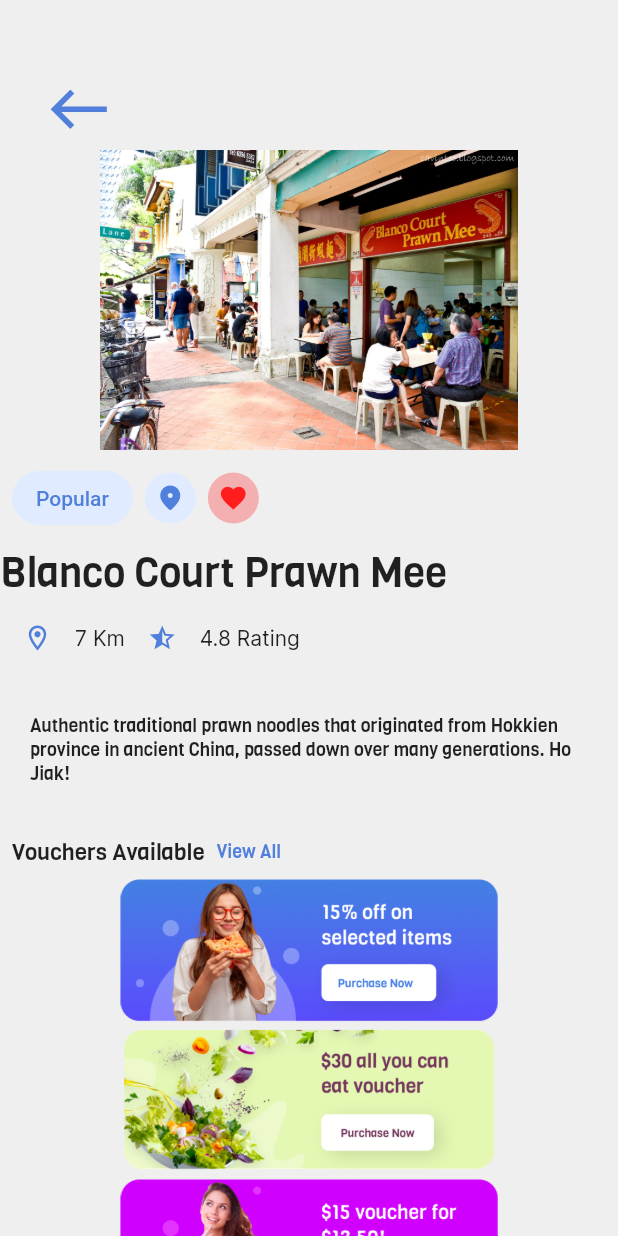
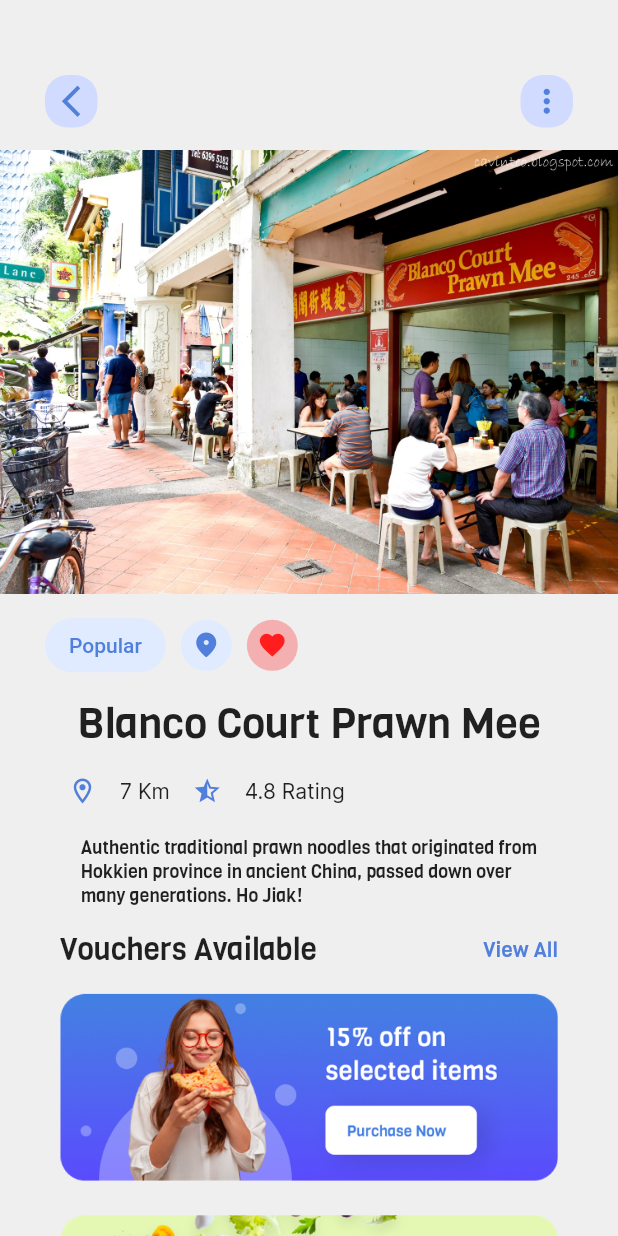
Before and after one commit to yonglert/Citi_HackOverFlow_2021, a Flutter app: the VendorPage screen opened by its route, on a phone screen of 412 x 824 dp. Run offline on Flutter 3.47's test engine with Material 2 defaults, Android fonts, the phone set to English and light mode, and no system bars; missing offline and left inert: dart:ffi.

Commit message:
vendor page done with pathing

```diff
--- a/citi_hackathon/lib/homePage/homePage.dart
+++ b/citi_hackathon/lib/homePage/homePage.dart
@@ -231,6 +231,10 @@ class _HomePageState extends State<HomePage> {
                                         children: <Widget> [
                                           Padding(
                                             padding: const EdgeInsets.fromLTRB(10, 10, 0, 0),
+                                            child: GestureDetector(
+                                              onTap: () {
+                                                Navigator.pushNamed(context, vendorPage);
+                                              },
                                               child: Container(
                                                   decoration: BoxDecoration(
                                                     borderRadius: BorderRadius.circular(15.0),
@@ -272,6 +276,7 @@ class _HomePageState extends State<HomePage> {
                                                       SizedBox(height: 15,)
                                                     ],
                                                   )
+                                              ),
                                             ),
                                           ),
                                           Padding(
@@ -357,7 +362,7 @@ class _HomePageState extends State<HomePage> {
                                           width: 325,
                                           decoration: BoxDecoration(
                                             color: Colors.white,
-                                            borderRadius: BorderRadius.circular(25),
+                                            borderRadius: BorderRadius.circular(15),
                                           ),
                                           child: Row(
                                             children: [
@@ -392,13 +397,13 @@ class _HomePageState extends State<HomePage> {
                                         ),
                                       ),
                                       Padding(
-                                        padding: EdgeInsets.fromLTRB(30, 0, 30, 5),
+                                        padding: EdgeInsets.fromLTRB(30, 10, 30, 5),
                                         child: Container(
                                           height: 120,
                                           width: 325,
                                           decoration: BoxDecoration(
                                             color: Colors.white,
-                                            borderRadius: BorderRadius.circular(25),
+                                            borderRadius: BorderRadius.circular(15),
                                           ),
                                           child: Row(
                                             children: [
--- a/citi_hackathon/lib/main.dart
+++ b/citi_hackathon/lib/main.dart
@@ -26,7 +26,7 @@ class _MyAppState extends State<MyApp> {
   Widget build(BuildContext context) {
     return MaterialApp(
       title: 'ScanLor!',
-      home: HomePage(),
+      home: VendorPage(),
       routes: <String, WidgetBuilder>{
         loginPage: (BuildContext context) => LoginPage(),
         homePage: (BuildContext context) => HomePage(),
--- a/citi_hackathon/lib/vendors/vendor.dart
+++ b/citi_hackathon/lib/vendors/vendor.dart
@@ -21,33 +21,59 @@ class VendorPage extends StatelessWidget {
                   child: IntrinsicHeight(
                       child: Column(
                         children: <Widget>[
+                          Padding(
+                            padding: const EdgeInsets.fromLTRB(30, 50, 0, 15),
+                            child: Row(
+                              mainAxisAlignment: MainAxisAlignment.spaceBetween,
+                              children: [
                                 GestureDetector(
+                                  onTap: (){
+                                    Navigator.pop(context);
+                                  },
+                                  child: Container(
+                                      height: 35,
+                                      width:35,
+                                      decoration: BoxDecoration(
+                                        color: Color(0xFFd1dbff),
+                                        borderRadius: BorderRadius.circular(15),
+                                      ),
+                                      child: Icon(
+                                        Icons.arrow_back_ios_new_outlined,
+                                        color: blue,
+                                        size: 25,
+                                      ),
+                                  )
+                                ),
+                                Padding(
+                                  padding: EdgeInsets.fromLTRB(0, 0, 30, 0),
+                                  child: GestureDetector(
                                       onTap: (){
                                         Navigator.pushNamed(context,homePage);
                                       },
                                       child: Container(
-                              padding: EdgeInsets.fromLTRB(30, 50, 0, 30),
-                              height: 100,
-                              alignment: Alignment.topLeft,
-                              child:
-                              Icon(
-                                  Icons.west,
-                                  color: blue,
-                                  size: 45,
+                                          height: 35,
+                                          width:35,
+                                          decoration: BoxDecoration(
+                                            color: Color(0xFFd1dbff),
+                                            borderRadius: BorderRadius.circular(15),
                                           ),
+                                          child: Icon(Icons.more_vert, color: blue,size: 25,)
+                                      )
+                                  ),
+                                ),
+                              ],
                             ),
                           ),
                           Container(
-                            height: 200,
                             alignment: Alignment.center,
                             child: Image.asset('images/blanco_prawn_mee.jpeg'),
                           ),
                           Row(
+                            mainAxisAlignment: MainAxisAlignment.start,
                             children: [
-                              ButtonBar(
-                                mainAxisSize: MainAxisSize.min,
-                                children: <Widget>[
-                                  ElevatedButton(
+                              Padding(
+                                padding: EdgeInsets.fromLTRB(30, 10, 5, 10),
+                                child: ElevatedButton(
                                   child: Text(
                                     'Popular',
                                     style: TextStyle(
@@ -64,7 +90,10 @@ class VendorPage extends StatelessWidget {
                                     backgroundColor: MaterialStateProperty.all<Color>(Color.fromRGBO(224, 235, 255, 1)),
                                   ),
                                 ),
-                                  Container(
+                              ),
+                              Padding(
+                                padding: EdgeInsets.fromLTRB(5, 10, 5, 10),
+                                child: Container(
                                   height: 34,
                                   width: 34,
                                   decoration: BoxDecoration(
@@ -77,7 +106,10 @@ class VendorPage extends StatelessWidget {
                                       size: 20.0
                                   ),
                                 ),
-                                  Container(
+                              ),
+                              Padding(
+                                padding: EdgeInsets.fromLTRB(5, 10, 5, 10),
+                                child: Container(
                                   height: 34,
                                   width: 34,
                                   decoration: BoxDecoration(
@@ -90,21 +122,18 @@ class VendorPage extends StatelessWidget {
                                     size: 20.0
                                   ),
                                 ),
-                                ],
                               )
                             ],
                           ),
-                          Row(
-                            children: [
                           Text("Blanco Court Prawn Mee",
                             style: TextStyle(
-                                fontSize: 27,
+                            fontSize: 28,
                             fontFamily: "viga_regular",
                             ),
-                              )
-                            ]
                           ),
-                          Row(
+                          Padding(
+                            padding: EdgeInsets.fromLTRB(30, 0, 0, 0),
+                            child: Row(
                               children: [
                                 ButtonBar(
                                   mainAxisSize: MainAxisSize.min,
@@ -155,11 +184,10 @@ class VendorPage extends StatelessWidget {
                                 )
                               ],
                             ),
+                          ),
                           Container(
-                            height: 100,
-                            padding: EdgeInsets.all(20.0),
-                            alignment: Alignment.center,
-                            child: Text("Authentic traditional prawn noodles that originated from Hokkien province in ancient China, passed down over many generations. Ho Jiak!",
+                            padding: EdgeInsets.fromLTRB(5, 5, 5, 10),
+                            child: Text("Authentic traditional prawn noodles that originated from\nHokkien province in ancient China, passed down over\nmany generations. Ho Jiak!",
                               style: TextStyle(
                                 fontFamily: "viga_regular",
                                 fontSize: 12,
@@ -167,55 +195,64 @@ class VendorPage extends StatelessWidget {
                             ),
                           ),
                           Row(
+                            mainAxisAlignment: MainAxisAlignment.spaceBetween,
                             children: [
-                              ButtonBar(
-                                mainAxisSize: MainAxisSize.min,
-                                children: <Widget>[
-                                  Container(
+                              Padding(
+                                padding: EdgeInsets.fromLTRB(40, 5, 5, 10),
+                                child: Container(
                                   child:
                                     Text("Vouchers Available",
                                       style: TextStyle(
                                         fontFamily: "viga_regular",
-                                          fontSize: 15,
+                                        fontSize: 20,
                                       ),
                                     ),
                                 ),
-                                  Container(
+                              ),
+                              Padding(
+                                padding: EdgeInsets.fromLTRB(0, 5, 40, 10),
+                                child: Container(
                                   child:
                                     Text("View All",
                                       style: TextStyle(
                                         fontFamily: "viga_regular",
-                                          fontSize: 12,
+                                        fontSize: 14,
                                         color: Color.fromRGBO(80, 127, 220, 1),
                                       ),
                                     ),
                                 ),
-                                ],
                               )
                             ],
                           ),
-                          Container(
-                            height: 100,
-                            alignment: Alignment.center,
+                          Padding(
+                            padding: EdgeInsets.fromLTRB(40, 5, 40, 10),
+                            child: GestureDetector(
+                              onTap: () {
+                                Navigator.pushNamed(context, voucherDetailsPage);
+                              },
+                              child: Container(
                                 child: GestureDetector(
                                   child: Image.asset("images/voucher_1.png")
                                 ),
                               ),
-                          Container(
-                            height: 100,
-                            alignment: Alignment.center,
+                            ),
+                          ),
+                          Padding(
+                            padding: EdgeInsets.fromLTRB(40, 5, 40, 10),
+                            child: Container(
                               child: GestureDetector(
                                   child: Image.asset("images/voucher_2.png")
                               ),
                             ),
-                          Container(
-                            height: 100,
-                            alignment: Alignment.center,
+                          ),
+                          Padding(
+                            padding: EdgeInsets.fromLTRB(40, 5, 40, 10),
+                            child: Container(
                               child: GestureDetector(
                                   child: Image.asset("images/voucher_3.png")
                               ),
                             ),
-
+                          ),
                         ],
                       )
                   )
```
Lines whose indentation alone changed are shown as unchanged.
